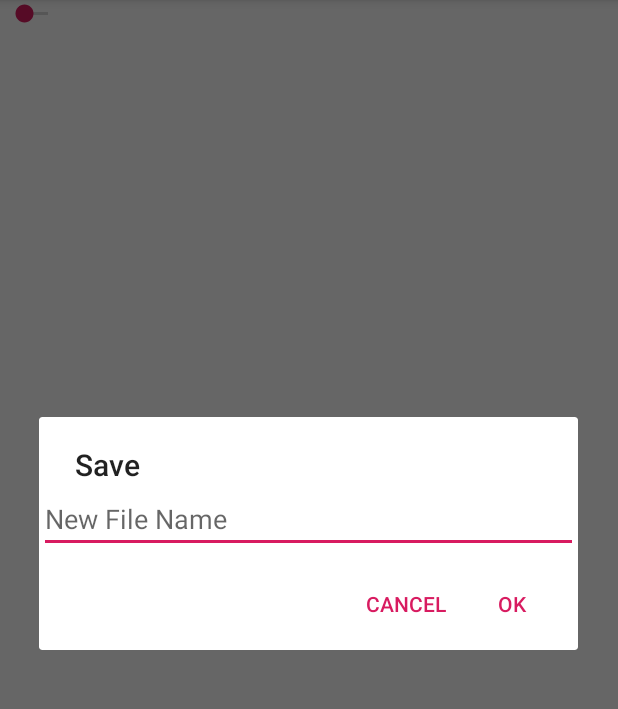
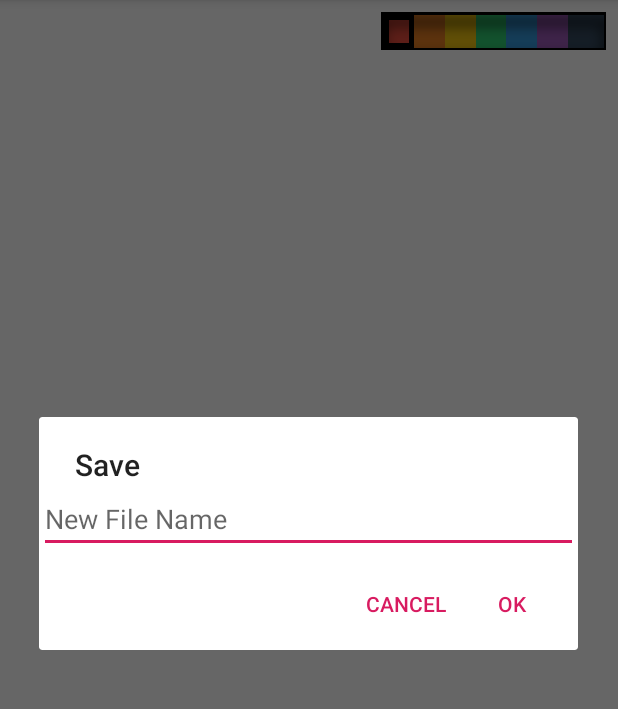
Before and after one commit to TirTech/Etchpad, an Android app: the screen it shows after launch (MainActivity), in the options menu, after a tap on "Save", on a phone screen of 412 x 824 dp, the part 84-793 px from its top. Run offline under Robolectric (Android 15) with nearby library versions, the phone set to English and light mode, and no system bars.

Commit message:
mvvm migration complete. Added Color Pallet

```diff
--- a/etchpad/app/src/main/java/ca/tirtech/etchpad/MainActivity.java
+++ b/etchpad/app/src/main/java/ca/tirtech/etchpad/MainActivity.java
@@ -1,62 +1,35 @@
 package ca.tirtech.etchpad;
 
 import android.content.Intent;
-import android.graphics.Color;
 import android.os.Bundle;
 import android.util.Log;
-import android.view.GestureDetector;
 import android.view.Menu;
 import android.view.MenuItem;
 import android.view.MotionEvent;
 import androidx.appcompat.app.AppCompatActivity;
 import androidx.appcompat.widget.Toolbar;
+import ca.tirtech.etchpad.drawingView.DrawingView;
+import ca.tirtech.etchpad.hardware.InteractionService;
 
 public class MainActivity extends AppCompatActivity {
 
 	private static final String TAG = "Main";
-	private RotationManager rotManager;
 	private DrawingView drawView;
-
-	private final GestureDetector gd = new GestureDetector(getBaseContext(), new GestureDetector.SimpleOnGestureListener() {
-
-		@Override
-		public boolean onDoubleTap(MotionEvent e) {
-			//Double tap
-			return true;
-		}
-
-		@Override
-		public void onLongPress(MotionEvent e) {
-           /* Matrix m = new Matrix();
-            m.setScale(0.5f,0.5f);
-            drawView.path.transform(m);*/
-		}
-
-		@Override
-		public boolean onSingleTapConfirmed(MotionEvent e) {
-			DrawingLayer layer = drawView.getModel().getLayer().getValue();
-			layer.setColor(layer.getColor() == Color.RED ? Color.BLUE : Color.RED);
-			Log.i(TAG, "Changed Color");
-			return true;
-		}
-	});
 
 	@Override
 	protected void onCreate(Bundle savedInstanceState) {
 
 		super.onCreate(savedInstanceState);
+		InteractionService.init(this);
 		setContentView(R.layout.activity_main);
 		Toolbar toolbar = findViewById(R.id.toolbar);
 		setSupportActionBar(toolbar);
 		drawView = findViewById(R.id.drawingView);
-		rotManager = new RotationManager(this);
-		rotManager.setRotationListener(drawView.getModel()::onRotation);
-		rotManager.setShakeListener(drawView.getModel()::onShake);
 	}
 
 	@Override
 	public boolean onTouchEvent(MotionEvent event) {
-		return gd.onTouchEvent(event);
+		return InteractionService.onTouchEvent(event);
 	}
 
 	@Override
@@ -97,12 +70,12 @@ public class MainActivity extends AppCompatActivity {
 
 	protected void onResume() {
 		super.onResume();
-		rotManager.start();
+		InteractionService.enable();
 	}
 
 	protected void onPause() {
 		super.onPause();
-		rotManager.stop();
+		InteractionService.disable();
 	}
 
 }
--- /dev/null
+++ b/etchpad/app/src/main/java/ca/tirtech/etchpad/colors/ColorPalette.java
@@ -0,0 +1,65 @@
+package ca.tirtech.etchpad.colors;
+
+import android.graphics.Color;
+import androidx.databinding.Bindable;
+import androidx.databinding.library.baseAdapters.BR;
+import ca.tirtech.etchpad.mvvm.LiveDataObservable;
+
+import java.util.ArrayList;
+
+public class ColorPalette extends LiveDataObservable {
+
+	private ArrayList<Integer> colors = new ArrayList<>();
+	private int selectedColor = 0;
+
+	public ColorPalette() {
+		this.colors.add(Color.rgb(231, 76, 60));
+		this.colors.add(Color.rgb(230, 126, 34));
+		this.colors.add(Color.rgb(241, 196, 15));
+		this.colors.add(Color.rgb(46, 204, 113));
+		this.colors.add(Color.rgb(52, 152, 219));
+		this.colors.add(Color.rgb(155, 89, 182));
+		this.colors.add(Color.rgb(52, 73, 94));
+	}
+
+	@Bindable
+	public ArrayList<Integer> getColors() {
+		return colors;
+	}
+
+	@Bindable
+	public Integer getSelectedColor() {
+		return colors.get(selectedColor);
+	}
+
+	public void setSelectedColor(int selectedColor) {
+		this.selectedColor = selectedColor;
+	}
+
+	public void addColor(int color) {
+		colors.add(color);
+		notifyPropertyChanged(BR.colors);
+	}
+
+	public void removeColor(int color) {
+		for (int i = colors.size() - 1; i >= 0; i--) {
+			if (colors.get(i) == color) {
+				colors.remove(i);
+				break;
+			}
+		}
+		notifyPropertyChanged(BR.colors);
+	}
+
+	/**
+	 * Advance to the next color in the palette
+	 */
+	public void nextColor() {
+		selectedColor = (selectedColor + 1) % colors.size();
+		notifyPropertyChanged(BR.selectedColor);
+	}
+
+	public int getSelectedColorIndex() {
+		return selectedColor;
+	}
+}
--- /dev/null
+++ b/etchpad/app/src/main/java/ca/tirtech/etchpad/colors/ColorPaletteWidget.java
@@ -0,0 +1,112 @@
+package ca.tirtech.etchpad.colors;
+
+import android.content.Context;
+import android.content.ContextWrapper;
+import android.graphics.Canvas;
+import android.graphics.Color;
+import android.graphics.Paint;
+import android.util.AttributeSet;
+import android.view.View;
+import androidx.annotation.Nullable;
+import androidx.appcompat.app.AppCompatActivity;
+import androidx.lifecycle.ViewModelProvider;
+import ca.tirtech.etchpad.drawingView.DrawingModel;
+
+import java.util.ArrayList;
+
+public class ColorPaletteWidget extends View {
+
+	private static final String TAG = "Color Palette Widget";
+	private final float BORDER_THICKNESS = 5f;
+	private final Paint BORDER_PAINT;
+	private final Paint SELECTION_PAINT;
+
+	private DrawingModel model;
+	private ArrayList<Paint> paints = new ArrayList<>();
+
+	public ColorPaletteWidget(Context context) {
+		super(context);
+		BORDER_PAINT = initBorderPaint();
+		SELECTION_PAINT = initSelectionPaint();
+		initModel(getActivity(context));
+		computePaints();
+	}
+
+	public ColorPaletteWidget(Context context, @Nullable AttributeSet attrs) {
+		super(context, attrs);
+		BORDER_PAINT = initBorderPaint();
+		SELECTION_PAINT = initSelectionPaint();
+		initModel(getActivity(context));
+		computePaints();
+	}
+
+	private AppCompatActivity getActivity(Context context) {
+		while (context instanceof ContextWrapper) {
+			if (context instanceof AppCompatActivity) {
+				return (AppCompatActivity) context;
+			}
+			context = ((ContextWrapper) context).getBaseContext();
+		}
+		return null;
+	}
+
+	private void initModel(AppCompatActivity activity) {
+		model = new ViewModelProvider(activity, ViewModelProvider.AndroidViewModelFactory.getInstance(activity.getApplication())).get(DrawingModel.class);
+		model.getColorPalette().observe(activity, pallet -> {
+			computePaints();
+			invalidate();
+		});
+	}
+
+	private Paint initSelectionPaint() {
+		Paint p = new Paint();
+		p.setAntiAlias(false);
+		p.setStyle(Paint.Style.STROKE);
+		p.setStrokeWidth(BORDER_THICKNESS);
+		p.setColor(Color.BLACK);
+		return p;
+	}
+
+	private Paint initBorderPaint() {
+		Paint p = new Paint();
+		p.setAntiAlias(false);
+		p.setStyle(Paint.Style.STROKE);
+		p.setStrokeWidth(BORDER_THICKNESS);
+		p.setColor(Color.BLACK);
+		p.setShadowLayer(10, 0, 10, Color.BLACK);
+		setLayerType(LAYER_TYPE_SOFTWARE, BORDER_PAINT);
+		return p;
+	}
+
+	@Override
+	public void draw(Canvas canvas) {
+		super.draw(canvas);
+		float regionSize = (getWidth() - (2 * BORDER_THICKNESS)) / (float) paints.size();
+		for (int i = 0; i < paints.size(); i++) {
+			canvas.drawRect((i * regionSize) + BORDER_THICKNESS, 0, ((i + 1) * regionSize) + BORDER_THICKNESS, getHeight(), paints.get(i));
+			if (model.getColorPalette().getValue().getSelectedColorIndex() == i) {
+				canvas.drawRect((i * regionSize) + BORDER_THICKNESS, BORDER_THICKNESS, ((i + 1) * regionSize), getHeight() - BORDER_THICKNESS, SELECTION_PAINT);
+			}
+		}
+		canvas.drawRect(0, 0, getWidth(), getHeight(), BORDER_PAINT);
+
+	}
+
+	private void computePaints() {
+		ArrayList<Integer> colors = model.getColorPalette().getValue().getColors();
+		while (paints.size() != colors.size()) {
+			if (paints.size() < colors.size()) {
+				Paint newPaint = new Paint();
+				newPaint.setAntiAlias(false);
+				newPaint.setStyle(Paint.Style.FILL_AND_STROKE);
+				newPaint.setStrokeWidth(5f);
+				paints.add(newPaint);
+			} else {
+				paints.remove(paints.size() - 1);
+			}
+		}
+		for (int i = 0; i < colors.size(); i++) {
+			paints.get(i).setColor(colors.get(i));
+		}
+	}
+}
--- a/etchpad/app/src/main/java/ca/tirtech/etchpad/DrawingLayer.java
+++ b/etchpad/app/src/main/java/ca/tirtech/etchpad/drawingView/DrawingLayer.java
@@ -1,4 +1,4 @@
-package ca.tirtech.etchpad;
+package ca.tirtech.etchpad.drawingView;
 
 import android.graphics.Canvas;
 import android.graphics.Color;
@@ -6,6 +6,7 @@ import android.graphics.Paint;
 import android.graphics.Path;
 import androidx.core.util.Pair;
 import androidx.databinding.Bindable;
+import ca.tirtech.etchpad.mvvm.LiveDataObservable;
 import org.json.JSONArray;
 import org.json.JSONException;
 import org.json.JSONObject;
--- a/etchpad/app/src/main/java/ca/tirtech/etchpad/DrawingModel.java
+++ b/etchpad/app/src/main/java/ca/tirtech/etchpad/drawingView/DrawingModel.java
@@ -1,4 +1,5 @@
-package ca.tirtech.etchpad;
+package ca.tirtech.etchpad.drawingView;
+
 
 import android.app.Application;
 import android.content.Context;
@@ -11,11 +12,18 @@ import android.os.Environment;
 import android.provider.MediaStore;
 import android.text.InputType;
 import android.util.Log;
+import android.view.GestureDetector;
+import android.view.MotionEvent;
 import android.widget.EditText;
 import androidx.appcompat.app.AlertDialog;
 import androidx.lifecycle.AndroidViewModel;
 import androidx.lifecycle.MutableLiveData;
 import androidx.preference.PreferenceManager;
+import ca.tirtech.etchpad.R;
+import ca.tirtech.etchpad.colors.ColorPalette;
+import ca.tirtech.etchpad.hardware.FileUtils;
+import ca.tirtech.etchpad.hardware.InteractionService;
+import ca.tirtech.etchpad.mvvm.DeepLiveData;
 import org.json.JSONException;
 import org.json.JSONObject;
 
@@ -32,6 +40,7 @@ public class DrawingModel extends AndroidViewModel {
 	private MutableLiveData<Integer> sensitivity;
 	private MutableLiveData<Boolean> lockMovement;
 	private MutableLiveData<Boolean> shakeLock;
+	private DeepLiveData<ColorPalette> colorPalette;
 
 	public DrawingModel(Application application) {
 		super(application);
@@ -40,10 +49,22 @@ public class DrawingModel extends AndroidViewModel {
 		shakeLock = new MutableLiveData<>();
 		layer = new DeepLiveData<>();
 		sensitivity = new MutableLiveData<>();
+		colorPalette = new DeepLiveData<>();
 		lockMovement.setValue(false);
 		shakeLock.setValue(false);
 		layer.setValue(new DrawingLayer(1000, 600));
 		sensitivity.setValue(sharedPreferences.getInt("pen_sensitivity", 50));
+		colorPalette.setValue(new ColorPalette());
+		InteractionService.getInstance().setOnRotation(this::onRotation);
+		InteractionService.getInstance().setOnShake(this::onShake);
+		InteractionService.getInstance().addGestureDetector(new GestureDetector(application, new GestureDetector.SimpleOnGestureListener() {
+			@Override
+			public boolean onSingleTapConfirmed(MotionEvent e) {
+				colorPalette.getValue().nextColor();
+				getLayer().getValue().setColor(colorPalette.getValue().getSelectedColor());
+				return true;
+			}
+		}));
 	}
 
 	/**
@@ -181,6 +202,10 @@ public class DrawingModel extends AndroidViewModel {
 		return shakeLock;
 	}
 
+	public DeepLiveData<ColorPalette> getColorPalette() {
+		return colorPalette;
+	}
+
 	public MutableLiveData<DrawingLayer> getLayer() {
 		return layer;
 	}
@@ -196,11 +221,13 @@ public class DrawingModel extends AndroidViewModel {
 
 	public void onShake(Integer shakeCount) {
 		Log.i(TAG, "Shake lock is " + (shakeLock.getValue().booleanValue() ? "on" : "off"));
+		if (shakeCount < 2) {
+			shakeLock.setValue(false);
+		}
+
 		if (shakeCount >= 2 && layer.getValue() != null && !shakeLock.getValue().booleanValue()) {
 			layer.getValue().undo();
 			shakeLock.setValue(true);
-		} else if (shakeCount < 2) {
-			shakeLock.setValue(false);
 		}
 	}
 }
--- a/etchpad/app/src/main/java/ca/tirtech/etchpad/DrawingView.java
+++ b/etchpad/app/src/main/java/ca/tirtech/etchpad/drawingView/DrawingView.java
@@ -1,4 +1,4 @@
-package ca.tirtech.etchpad;
+package ca.tirtech.etchpad.drawingView;
 
 import android.content.Context;
 import android.content.ContextWrapper;
@@ -6,7 +6,6 @@ import android.graphics.Canvas;
 import android.graphics.Color;
 import android.util.AttributeSet;
 import android.view.View;
-import androidx.annotation.Nullable;
 import androidx.appcompat.app.AppCompatActivity;
 import androidx.lifecycle.ViewModelProvider;
 
@@ -20,7 +19,7 @@ public class DrawingView extends View {
 		initModel(getActivity(context));
 	}
 
-	public DrawingView(Context context, @Nullable AttributeSet attrs) {
+	public DrawingView(Context context, AttributeSet attrs) {
 		super(context, attrs);
 		initModel(getActivity(context));
 	}
--- a/etchpad/app/src/main/java/ca/tirtech/etchpad/FileUtils.java
+++ b/etchpad/app/src/main/java/ca/tirtech/etchpad/hardware/FileUtils.java
@@ -1,4 +1,4 @@
-package ca.tirtech.etchpad;
+package ca.tirtech.etchpad.hardware;
 
 import android.content.Context;
 
--- /dev/null
+++ b/etchpad/app/src/main/java/ca/tirtech/etchpad/hardware/InteractionService.java
@@ -0,0 +1,70 @@
+package ca.tirtech.etchpad.hardware;
+
+import android.content.Context;
+import android.view.GestureDetector;
+import android.view.MotionEvent;
+import androidx.core.util.Consumer;
+
+import java.util.ArrayList;
+
+public class InteractionService {
+
+	private static InteractionService instance;
+	private RotationManager rotationManager;
+	private ShakeManager shakeManager;
+	private ArrayList<GestureDetector> gestureDetectors;
+
+	private InteractionService(Context context) {
+		rotationManager = new RotationManager(context);
+		shakeManager = new ShakeManager(context);
+		gestureDetectors = new ArrayList<>();
+	}
+
+	public static void init(Context context) {
+		instance = new InteractionService(context);
+	}
+
+	public static InteractionService getInstance() {
+		if (instance == null) {
+			throw new NotInitializedException("InteractionService was not instantiated before use. Call init() before using instance");
+		}
+		return instance;
+	}
+
+	public static void disable() {
+		if (instance == null) return;
+		instance.rotationManager.stop();
+		instance.shakeManager.stop();
+	}
+
+	public static void enable() {
+		if (instance == null) return;
+		instance.rotationManager.start();
+		instance.shakeManager.start();
+	}
+
+	public static boolean onTouchEvent(MotionEvent e) {
+		if (instance == null) return false;
+		boolean result = false;
+		for (GestureDetector detector : getInstance().gestureDetectors) {
+			result = result || detector.onTouchEvent(e);
+		}
+		return result;
+	}
+
+	public void setOnRotation(Consumer<float[]> func) {
+		rotationManager.setRotationListener(func);
+	}
+
+	public void setOnShake(Consumer<Integer> func) {
+		shakeManager.setShakeListener(func);
+	}
+
+	public void addGestureDetector(GestureDetector detector) {
+		gestureDetectors.add(detector);
+	}
+
+	public void removeGestureDetector(GestureDetector detector) {
+		gestureDetectors.remove(detector);
+	}
+}
--- a/etchpad/app/src/main/java/ca/tirtech/etchpad/RotationManager.java
+++ b/etchpad/app/src/main/java/ca/tirtech/etchpad/hardware/RotationManager.java
@@ -1,12 +1,11 @@
-package ca.tirtech.etchpad;
+package ca.tirtech.etchpad.hardware;
 
-import android.app.Activity;
+import android.content.Context;
 import android.content.SharedPreferences;
 import android.hardware.Sensor;
 import android.hardware.SensorEvent;
 import android.hardware.SensorEventListener;
 import android.hardware.SensorManager;
-import android.icu.text.DecimalFormat;
 import android.util.Log;
 import androidx.core.util.Consumer;
 import androidx.preference.PreferenceManager;
@@ -15,29 +14,19 @@ import static android.content.Context.SENSOR_SERVICE;
 
 public class RotationManager implements SensorEventListener {
 
-	private static final DecimalFormat formatter = new DecimalFormat("#.000");
 	private static final String TAG = "Rotation Manager";
-	private static final float SHAKE_THRESHOLD = 2.5f;
-	private static final float SHAKE_DELAY = 500;
-	private static final long SHAKE_RESET_TIMEOUT = 1500;
 
 	private final SensorManager sensorManager;
 	private final Sensor rotationVector;
-	private final Sensor accelerometer;
 	private Consumer<float[]> rotationListener;
 	private final SharedPreferences sharedPreferences;
 	private float[] baseVector = null;
 	private float deadzone;
-	private long lastShake = 0;
-	private int shakeCount = 0;
-	private Consumer<Integer> shakeListener;
 
-	public RotationManager(Activity owner) {
+	public RotationManager(Context owner) {
 		sensorManager = (SensorManager) owner.getSystemService(SENSOR_SERVICE);
 		rotationVector = sensorManager.getDefaultSensor(Sensor.TYPE_ROTATION_VECTOR);
-		accelerometer = sensorManager.getDefaultSensor(Sensor.TYPE_ACCELEROMETER);
 		sensorManager.registerListener(this, rotationVector, SensorManager.SENSOR_DELAY_GAME);
-		sensorManager.registerListener(this, accelerometer, SensorManager.SENSOR_DELAY_NORMAL);
 		sharedPreferences = PreferenceManager.getDefaultSharedPreferences(owner);
 	}
 
@@ -45,13 +34,8 @@ public class RotationManager implements SensorEventListener {
 		this.rotationListener = rotationListener;
 	}
 
-	public void setShakeListener(Consumer<Integer> shakeListener) {
-		this.shakeListener = shakeListener;
-	}
-
 	public void start() {
 		sensorManager.registerListener(this, rotationVector, SensorManager.SENSOR_DELAY_GAME);
-		sensorManager.registerListener(this, accelerometer, SensorManager.SENSOR_DELAY_NORMAL);
 		baseVector = null;
 		this.deadzone = sharedPreferences.getInt("pen_deadzone", 10) / 1000.0f;
 		Log.i(TAG, "Deadzone is " + deadzone);
@@ -68,8 +52,6 @@ public class RotationManager implements SensorEventListener {
 			if (baseVector == null) {
 				baseVector = event.values.clone();
 			}
-			//String out = "[" + event.timestamp + "]" + event.values[0] + "\n" + event.values[1] + "\n" + event.values[2] + "\n-----";
-			//Log.i(TAG, out);
 			float[] vector = getRelativeRotation(event.values);
 			if (Math.abs(vector[1]) > deadzone)
 				vector[1] -= vector[1] > 0 ? deadzone : -deadzone;
@@ -83,28 +65,6 @@ public class RotationManager implements SensorEventListener {
 
 			if ((vector[1] != 0 || vector[2] != 0) && rotationListener != null) {
 				rotationListener.accept(vector);
-			}
-		} else if (event.sensor.getType() == Sensor.TYPE_ACCELEROMETER) {
-			double gX = event.values[0] / SensorManager.GRAVITY_EARTH;
-			double gY = event.values[1] / SensorManager.GRAVITY_EARTH;
-			double gZ = event.values[2] / SensorManager.GRAVITY_EARTH;
-			double gForce = Math.sqrt(gX * gX + gY * gY + gZ * gZ);
-
-			if (gForce > SHAKE_THRESHOLD) {
-				final long now = System.currentTimeMillis();
-				Log.i(TAG, "Shake last: " + lastShake + "\nDiff: " + (now - lastShake));
-				//space out shakes
-				if (lastShake + SHAKE_DELAY > now) return;
-				//reset shake count after some time
-				if (now - lastShake > SHAKE_RESET_TIMEOUT) {
-					shakeCount = 0;
-				}
-				lastShake = now;
-				shakeCount++;
-				Log.i(TAG, "Shaken: " + shakeCount);
-				if (shakeListener != null) {
-					shakeListener.accept(shakeCount);
-				}
 			}
 		}
 	}
--- /dev/null
+++ b/etchpad/app/src/main/java/ca/tirtech/etchpad/hardware/ShakeManager.java
@@ -0,0 +1,78 @@
+package ca.tirtech.etchpad.hardware;
+
+import android.content.Context;
+import android.content.SharedPreferences;
+import android.hardware.Sensor;
+import android.hardware.SensorEvent;
+import android.hardware.SensorEventListener;
+import android.hardware.SensorManager;
+import android.util.Log;
+import androidx.core.util.Consumer;
+import androidx.preference.PreferenceManager;
+
+import static android.content.Context.SENSOR_SERVICE;
+
+public class ShakeManager implements SensorEventListener {
+
+	private static final String TAG = "Shake Manager";
+	private static final float SHAKE_THRESHOLD = 2.5f;
+	private static final float SHAKE_DELAY = 500;
+	private static final long SHAKE_RESET_TIMEOUT = 1500;
+
+	private final SensorManager sensorManager;
+	private final Sensor accelerometer;
+	private final SharedPreferences sharedPreferences;
+	private long lastShake = 0;
+	private int shakeCount = 0;
+	private Consumer<Integer> shakeListener;
+
+	public ShakeManager(Context owner) {
+		sensorManager = (SensorManager) owner.getSystemService(SENSOR_SERVICE);
+		accelerometer = sensorManager.getDefaultSensor(Sensor.TYPE_ACCELEROMETER);
+		sensorManager.registerListener(this, accelerometer, SensorManager.SENSOR_DELAY_NORMAL);
+		sharedPreferences = PreferenceManager.getDefaultSharedPreferences(owner);
+	}
+
+	public void setShakeListener(Consumer<Integer> shakeListener) {
+		this.shakeListener = shakeListener;
+	}
+
+	public void onSensorChanged(SensorEvent event) {
+		if (event.sensor.getType() == Sensor.TYPE_ACCELEROMETER) {
+			double gX = event.values[0] / SensorManager.GRAVITY_EARTH;
+			double gY = event.values[1] / SensorManager.GRAVITY_EARTH;
+			double gZ = event.values[2] / SensorManager.GRAVITY_EARTH;
+			double gForce = Math.sqrt(gX * gX + gY * gY + gZ * gZ);
+
+			if (gForce > SHAKE_THRESHOLD) {
+				final long now = System.currentTimeMillis();
+				Log.i(TAG, "Shake last: " + lastShake + "\nDiff: " + (now - lastShake));
+				//space out shakes
+				if (lastShake + SHAKE_DELAY > now) return;
+				//reset shake count after some time
+				if (now - lastShake > SHAKE_RESET_TIMEOUT) {
+					shakeCount = 0;
+				}
+				lastShake = now;
+				shakeCount++;
+				Log.i(TAG, "Shaken: " + shakeCount);
+				if (shakeListener != null) {
+					shakeListener.accept(shakeCount);
+				}
+			}
+		}
+	}
+
+	public void start() {
+		sensorManager.registerListener(this, accelerometer, SensorManager.SENSOR_DELAY_NORMAL);
+	}
+
+	public void stop() {
+		sensorManager.unregisterListener(this);
+	}
+
+	@Override
+	public void onAccuracyChanged(Sensor sensor, int accuracy) {
+		//Do nothing
+	}
+}
--- a/etchpad/app/src/main/java/ca/tirtech/etchpad/DeepLiveData.java
+++ b/etchpad/app/src/main/java/ca/tirtech/etchpad/mvvm/DeepLiveData.java
@@ -1,4 +1,4 @@
-package ca.tirtech.etchpad;
+package ca.tirtech.etchpad.mvvm;
 
 import androidx.lifecycle.MutableLiveData;
 
--- a/etchpad/app/src/main/java/ca/tirtech/etchpad/LiveDataObservable.java
+++ b/etchpad/app/src/main/java/ca/tirtech/etchpad/mvvm/LiveDataObservable.java
@@ -1,4 +1,4 @@
-package ca.tirtech.etchpad;
+package ca.tirtech.etchpad.mvvm;
 
 import androidx.databinding.BaseObservable;
 import androidx.databinding.Observable;
--- a/etchpad/app/src/main/res/layout/content_main.xml
+++ b/etchpad/app/src/main/res/layout/content_main.xml
@@ -7,10 +7,21 @@
                                                    app:layout_behavior="@string/appbar_scrolling_view_behavior"
                                                    tools:context=".MainActivity"
                                                    tools:showIn="@layout/activity_main">
-    <ca.tirtech.etchpad.DrawingView
+    <ca.tirtech.etchpad.drawingView.DrawingView
             android:layout_width="wrap_content"
-            android:layout_height="wrap_content" android:id="@+id/drawingView" app:layout_constraintTop_toTopOf="parent" app:layout_constraintEnd_toEndOf="parent" app:layout_constraintBottom_toBottomOf="parent" app:layout_constraintStart_toStartOf="parent"/>
-    <SeekBar
-            android:layout_width="wrap_content"
-            android:layout_height="wrap_content" tools:layout_editor_absoluteY="164dp" tools:layout_editor_absoluteX="216dp" android:id="@+id/seekBar"/>
+            android:layout_height="wrap_content"
+            android:id="@+id/drawingView"
+            app:layout_constraintTop_toTopOf="parent"
+            app:layout_constraintEnd_toEndOf="parent"
+            app:layout_constraintBottom_toBottomOf="parent"
+            app:layout_constraintStart_toStartOf="parent"/>
+    <ca.tirtech.etchpad.colors.ColorPaletteWidget
+            android:layout_width="150dp"
+            android:layout_height="25dp"
+            android:visibility="visible"
+            android:id="@+id/colorPalette"
+            app:layout_constraintTop_toTopOf="parent"
+            android:layout_marginTop="8dp"
+            app:layout_constraintEnd_toEndOf="parent"
+            android:layout_marginEnd="8dp"/>
 </androidx.constraintlayout.widget.ConstraintLayout>
```
Also changed, not shown: etchpad/app/src/main/java/ca/tirtech/etchpad/PaintView.java (deleted, +0 -16 lines), etchpad/app/src/main/java/ca/tirtech/etchpad/hardware/NotInitializedException.java (added, +15 -0 lines), 2 other files.
